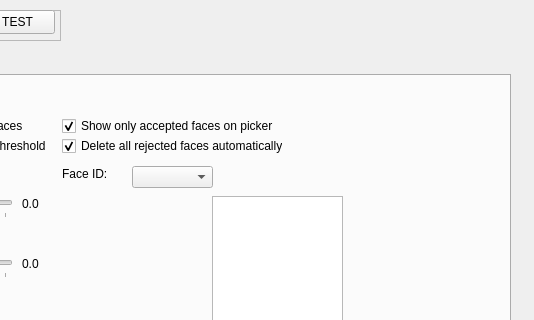
Old version of the form AIWake_app.ui in the repository Kirkuss/TFG; both pictures show x 760 to 1294 and y 0 to 320 of the 1294 by 860 pixel window.
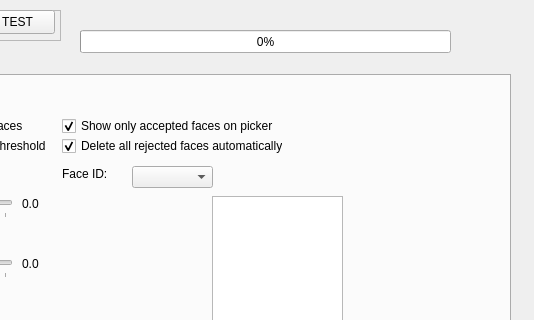
New version of the form. Icons and pictures are not drawn.

Commit message: Feedback status + postpo progress

```diff
--- a/AIWake_app.ui
+++ b/AIWake_app.ui
@@ -1261,6 +1261,22 @@
      <string>Waiting for video source...</string>
     </property>
    </widget>
+   <widget class="QProgressBar" name="postPb">
+    <property name="geometry">
+     <rect>
+      <x>840</x>
+      <y>30</y>
+      <width>371</width>
+      <height>23</height>
+     </rect>
+    </property>
+    <property name="value">
+     <number>0</number>
+    </property>
+    <property name="alignment">
+     <set>Qt::AlignCenter</set>
+    </property>
+   </widget>
   </widget>
   <widget class="QMenuBar" name="menubar">
    <property name="geometry">
```
The commit also changes 6 other files.
